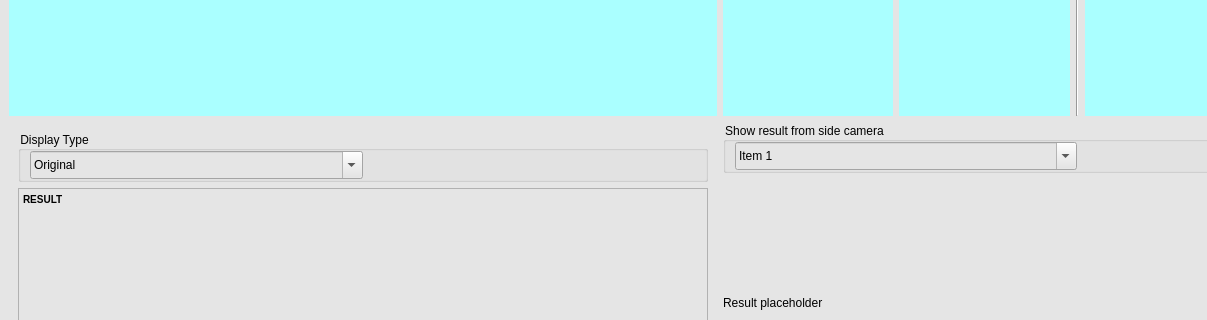
First picture: the form in views/progress_screen.ui, repository Shockmstr/FQCS_DesktopApp, before the edit; both pictures show x 0 to 1207 and y 197 to 517 of the 1440 by 790 pixel window.
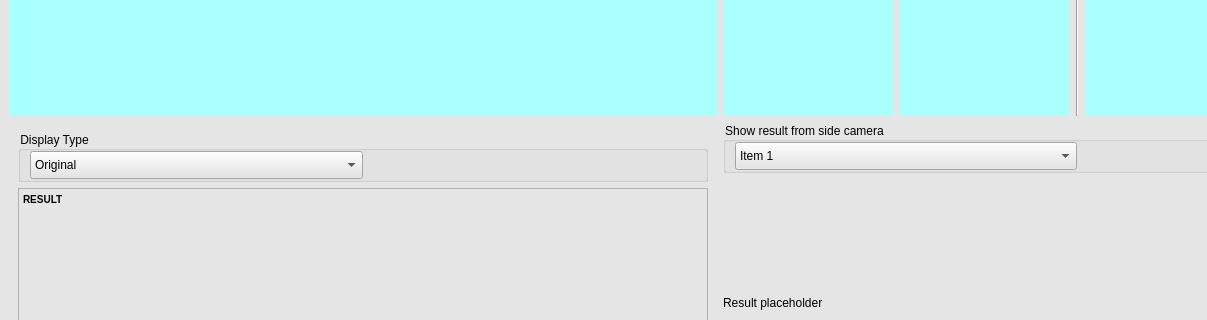
Second picture: the form after the edit.

Commit message: temp finish progress screen

Diff of the .ui file:
```diff
--- a/views/progress_screen.ui
+++ b/views/progress_screen.ui
@@ -77,7 +77,7 @@
                <string notr="true">height:22px</string>
               </property>
               <property name="editable">
-               <bool>true</bool>
+               <bool>false</bool>
               </property>
               <property name="currentText">
                <string>Item 1</string>
@@ -157,7 +157,7 @@
                <string notr="true">height:22px</string>
               </property>
               <property name="editable">
-               <bool>true</bool>
+               <bool>false</bool>
               </property>
               <property name="currentText">
                <string>Original</string>
```
Left out of the diff: 2 changed lines with no effect on the pictures. The commit also changes 7 other files.
